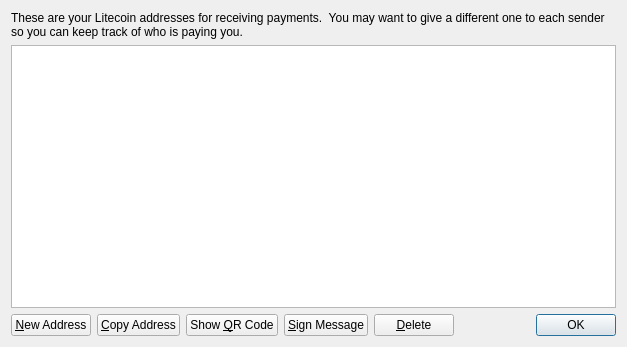
Old version of the form src/qt/forms/addressbookpage.ui in the repository MrSmee/compare-icoin.
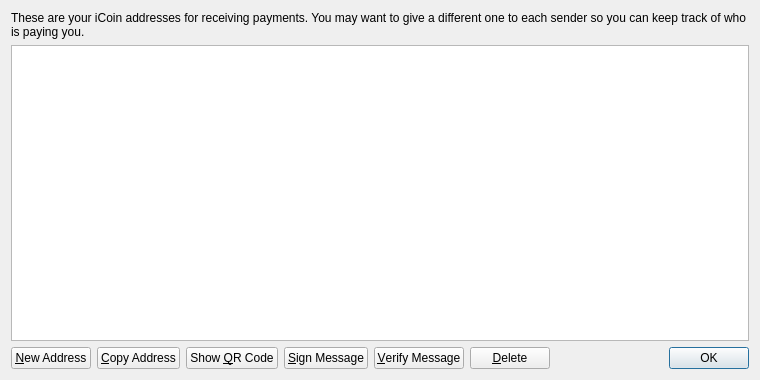
New version of the form. Icons and pictures are not drawn.

```diff
--- a/src/qt/forms/addressbookpage.ui
+++ b/src/qt/forms/addressbookpage.ui
@@ -6,8 +6,8 @@
    <rect>
     <x>0</x>
     <y>0</y>
-    <width>627</width>
-    <height>347</height>
+    <width>760</width>
+    <height>380</height>
    </rect>
   </property>
   <property name="windowTitle">
@@ -17,10 +17,10 @@
    <item>
     <widget class="QLabel" name="labelExplanation">
      <property name="text">
-      <string>These are your Litecoin addresses for receiving payments.  You may want to give a different one to each sender so you can keep track of who is paying you.</string>
+      <string>These are your iCoin addresses for receiving payments. You may want to give a different one to each sender so you can keep track of who is paying you.</string>
      </property>
      <property name="textFormat">
-      <enum>Qt::AutoText</enum>
+      <enum>Qt::PlainText</enum>
      </property>
      <property name="wordWrap">
       <bool>true</bool>
@@ -110,6 +110,20 @@
        </property>
       </widget>
      </item>
+     <item>
+      <widget class="QPushButton" name="verifyMessage">
+       <property name="toolTip">
+        <string>Verify a message to ensure it was signed with a specified Bitcoin address</string>
+       </property>
+       <property name="text">
+        <string>&amp;Verify Message</string>
+       </property>
+       <property name="icon">
+        <iconset resource="../bitcoin.qrc">
+         <normaloff>:/icons/transaction_0</normaloff>:/icons/transaction_0</iconset>
+       </property>
+      </widget>
+     </item>
      <item>
       <widget class="QPushButton" name="deleteButton">
        <property name="toolTip">
```
Left out of the diff: 2 changed lines with no effect on the pictures.
